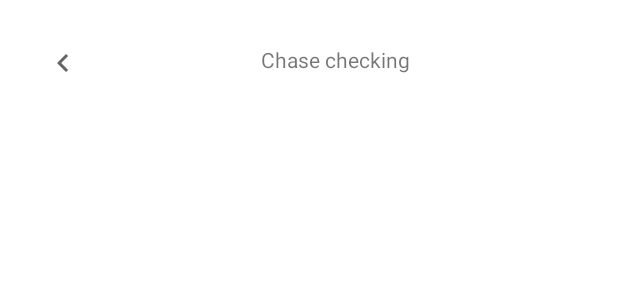
After one commit to KrustyKrab-UCSD/Banknote, an Android app: the layout activity_individual_account.xml on its own in the app's theme, with its tools: preview values and no code run, on a phone screen of 412 x 824 dp. The commit adds this screen. Shown: the top 300 px of the screen. Run offline under Robolectric (Android 15) with nearby library versions, the light colour scheme and no system bars.

Commit message:
added individual account activity and xml (still need to finish xml)

```diff
--- a/app/src/main/AndroidManifest.xml
+++ b/app/src/main/AndroidManifest.xml
@@ -13,6 +13,9 @@
         android:roundIcon="@mipmap/ic_launcher_round"
         android:supportsRtl="true"
         android:theme="@style/Theme.Banknote">
+        <activity
+            android:name=".IndividualAccountActivity"
+            android:exported="true" />
         <activity
             android:name=".NewAccountActivity"
             android:exported="true" />
--- /dev/null
+++ b/app/src/main/java/com/example/banknote/IndividualAccountActivity.java
@@ -0,0 +1,14 @@
+package com.example.banknote;
+
+import androidx.appcompat.app.AppCompatActivity;
+
+import android.os.Bundle;
+
+public class IndividualAccountActivity extends AppCompatActivity {
+
+    @Override
+    protected void onCreate(Bundle savedInstanceState) {
+        super.onCreate(savedInstanceState);
+        setContentView(R.layout.activity_individual_account);
+    }
+}
--- /dev/null
+++ b/app/src/main/res/layout/activity_individual_account.xml
@@ -0,0 +1,31 @@
+<?xml version="1.0" encoding="utf-8"?>
+<androidx.constraintlayout.widget.ConstraintLayout xmlns:android="http://schemas.android.com/apk/res/android"
+    xmlns:app="http://schemas.android.com/apk/res-auto"
+    xmlns:tools="http://schemas.android.com/tools"
+    android:layout_width="match_parent"
+    android:layout_height="match_parent"
+    tools:context=".IndividualAccountActivity">
+
+    <ImageView
+        android:id="@+id/imageView"
+        android:layout_width="wrap_content"
+        android:layout_height="wrap_content"
+        android:layout_marginStart="30dp"
+        android:layout_marginTop="30dp"
+        android:rotationX="0"
+        android:rotationY="180"
+        app:layout_constraintStart_toStartOf="parent"
+        app:layout_constraintTop_toTopOf="parent"
+        app:srcCompat="@drawable/ic_right_arrow" />
+
+    <TextView
+        android:id="@+id/textView"
+        android:layout_width="wrap_content"
+        android:layout_height="wrap_content"
+        android:layout_marginStart="120dp"
+        android:layout_marginTop="30dp"
+        android:gravity="center|center_horizontal"
+        app:layout_constraintStart_toEndOf="@+id/imageView"
+        app:layout_constraintTop_toTopOf="parent"
+        tools:text="Chase checking" />
+</androidx.constraintlayout.widget.ConstraintLayout>
--- a/app/src/main/res/layout/item_account.xml
+++ b/app/src/main/res/layout/item_account.xml
@@ -34,11 +34,11 @@
         <ImageView
             android:layout_width="36dp"
             android:layout_height="36dp"
-            android:src="@drawable/ic_right_arrow"
-            app:tint="@color/black"
             android:layout_alignParentRight="true"
             android:layout_centerVertical="true"
-            android:layout_marginRight="24dp" />
+            android:layout_marginRight="24dp"
+            android:src="@drawable/ic_right_arrow"
+            app:tint="@color/black" />
 
     </RelativeLayout>
 </layout>
```
